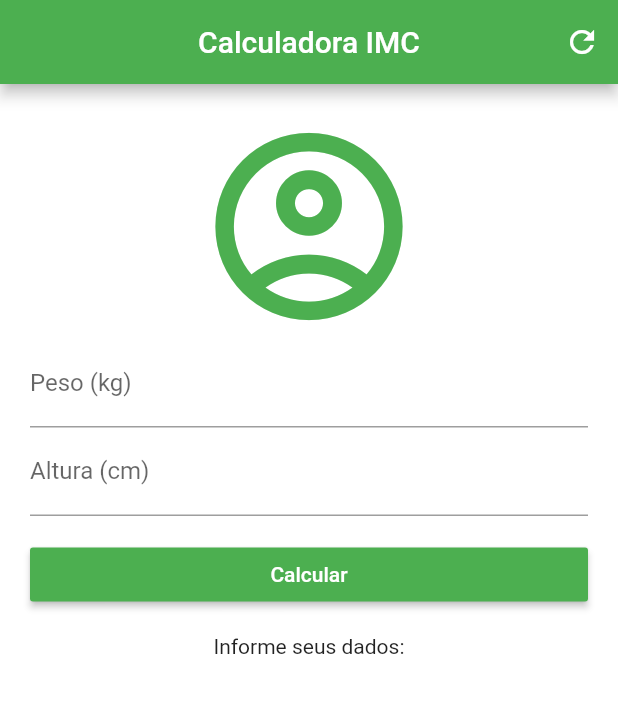
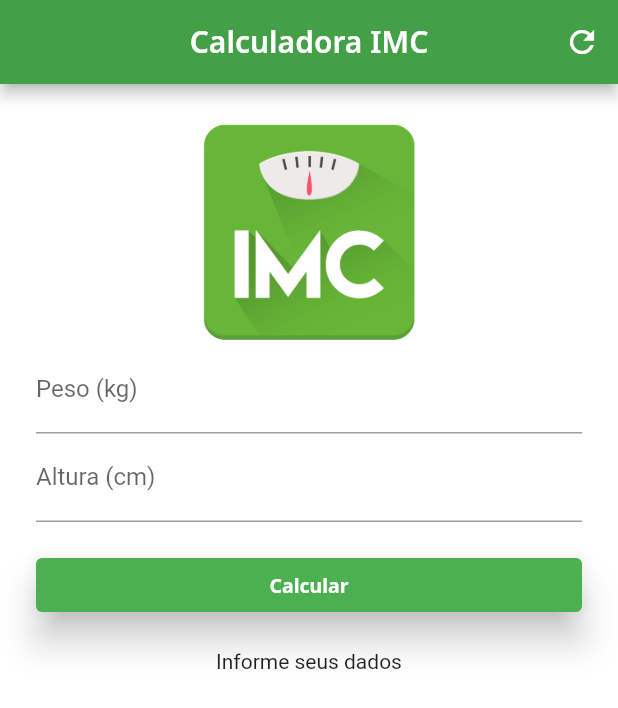
Before and after one commit to omathevs/Calculadora-IMC, a Flutter app: the screen it shows after launch, on a phone screen of 412 x 824 dp. Shown: the top 708 px of the screen. Run offline on Flutter 3.47's test engine with Material 2 defaults, Android fonts, the phone set to English and light mode, and no system bars; our stand-ins replace google_fonts.

Commit message:
New version.

```diff
--- /dev/null
+++ b/calculadora_imc/lib/core/app_images.dart
@@ -0,0 +1,3 @@
+class AppImages {
+  static String get balance => "assets/image/balance.png";
+}
--- /dev/null
+++ b/calculadora_imc/lib/core/app_text_styles.dart
@@ -0,0 +1,16 @@
+import 'package:flutter/material.dart';
+import 'package:google_fonts/google_fonts.dart';
+
+class AppTextStyles {
+  static final TextStyle titleBold = GoogleFonts.notoSans(
+    color: Colors.white,
+    fontSize: 20,
+    fontWeight: FontWeight.w600,
+  );
+
+  static final TextStyle bodyBold = GoogleFonts.notoSans(
+    color: Colors.white,
+    fontSize: 13,
+    fontWeight: FontWeight.bold,
+  );
+}
--- /dev/null
+++ b/calculadora_imc/lib/core/core.dart
@@ -0,0 +1,2 @@
+export './app_text_styles.dart';
+export './app_images.dart';
--- a/calculadora_imc/lib/pages/homepage.dart
+++ b/calculadora_imc/lib/pages/homepage.dart
@@ -1,3 +1,5 @@
+import 'package:calculadora_imc/core/app_images.dart';
+import 'package:calculadora_imc/core/app_text_styles.dart';
 import 'package:flutter/material.dart';
 
 class HomePage extends StatefulWidget {
@@ -21,9 +23,11 @@ class _HomeState extends State<HomePage> {
   void resetFields() {
     _weightController.text = '';
     _heightController.text = '';
-    setState(() {
-      _result = 'Informe seus dados:';
-    });
+    setState(
+      () {
+        _result = 'Informe seus dados';
+      },
+    );
   }
 
   @override
@@ -32,17 +36,20 @@ class _HomeState extends State<HomePage> {
       appBar: buildAppBar(),
       backgroundColor: Colors.white,
       body: SingleChildScrollView(
-            padding: EdgeInsets.all(20.0),
+        padding: EdgeInsets.all(24),
         child: buildForm(),
-        )
+      ),
     );
   }
 
   AppBar buildAppBar() {
     return AppBar(
-      title: Text('Calculadora IMC'),
+      title: Text(
+        'Calculadora IMC',
+        style: AppTextStyles.titleBold,
+      ),
       centerTitle: true,
-      backgroundColor: Colors.green,
+      backgroundColor: Colors.green[600],
       actions: <Widget>[
         IconButton(
           icon: Icon(Icons.refresh),
@@ -60,18 +67,23 @@ class _HomeState extends State<HomePage> {
       child: Column(
         crossAxisAlignment: CrossAxisAlignment.stretch,
         children: <Widget>[
-          Icon(
-            Icons.account_circle_outlined,
-            size: 150,
-            color: Colors.green,
+          Column(
+            children: [
+              Image.asset(
+                AppImages.balance,
+                fit: BoxFit.fill,
+                width: 150,
+                height: 150,
+              ),
+            ],
           ),
           buildTextFormField(
               label: 'Peso (kg)',
-              error: 'Insira seu peso!',
+              error: 'Insira seu peso',
               controller: _weightController),
           buildTextFormField(
               label: 'Altura (cm)',
-              error: 'Insira sua altura!',
+              error: 'Insira sua altura',
               controller: _heightController),
           buildCalculateButton(),
           buildTextResult(),
@@ -82,18 +94,25 @@ class _HomeState extends State<HomePage> {
 
   Padding buildCalculateButton() {
     return Padding(
-      padding: EdgeInsets.symmetric(vertical: 15.0),
-      child: RaisedButton(
-        child: Text('Calcular',
-        style: TextStyle(color: Colors.white)
+      padding: EdgeInsets.symmetric(vertical: 18),
+      child: ElevatedButton(
+        style: ElevatedButton.styleFrom(
+          primary: Colors.green,
+          onSurface: Colors.white,
+          elevation: 10,
         ),
-        color: Colors.green,
+        child: Text(
+          'Calcular',
+          style: AppTextStyles.bodyBold,
+        ),
         onPressed: () {
-          setState(() {
+          setState(
+            () {
               if (_formKey.currentState.validate()) {
                 calculateImc();
               }
-          });
+            },
+          );
         },
       ),
     );
@@ -126,20 +145,22 @@ class _HomeState extends State<HomePage> {
     double height = double.parse(_heightController.text) / 100.0;
     double imc = weight / (height * height);
 
-    setState(() {
+    setState(
+      () {
         _result = "IMC = ${imc.toStringAsPrecision(2)}\n";
         if (imc < 18.6)
           _result += "Imc menor que 18.6 – Abaixo do Peso";
         else if (imc < 25.0)
           _result += "Imc entre 18.6 e 24.9 – Peso ideal";
         else if (imc < 30.0)
-        _result += "Imc entre 25 e 29.9 – Levemente acima do Peso";
+          _result += "Imc entre 25 e 29.9 – Acima do Peso";
         else if (imc < 35.0)
           _result += "Imc entre 30 e 34.9 – Obesidade grau I";
         else if (imc < 40.0)
           _result += "Imc entre 35 e 39.9 – Obesidade grau II";
         else
           _result += "Imc igual ou maior que 40 – Obesidade grau III";
-    });
+      },
+    );
   }
 }
--- a/calculadora_imc/pubspec.yaml
+++ b/calculadora_imc/pubspec.yaml
@@ -1,5 +1,5 @@
 name: calculadora_imc
-description: A new Flutter project.
+description: Allison Matheus da Silva Ferreira - Calculadora IMC.
 
 # The following line prevents the package from being accidentally published to
 # pub.dev using `pub publish`. This is preferred for private packages.
@@ -23,6 +23,7 @@ environment:
 dependencies:
   flutter:
     sdk: flutter
+  google_fonts: ^2.0.0
 
 
   # The following adds the Cupertino Icons font to your application.
@@ -38,6 +39,8 @@ dev_dependencies:
 
 # The following section is specific to Flutter.
 flutter:
+  assets:
+    - assets/image/
 
   # The following line ensures that the Material Icons font is
   # included with your application, so that you can use the icons in
```
Also changed, not shown: calculadora_imc/assets/image/balance.png (added), calculadora_imc/pubspec.lock, 1 other file. Lines whose indentation alone changed are shown as unchanged.
